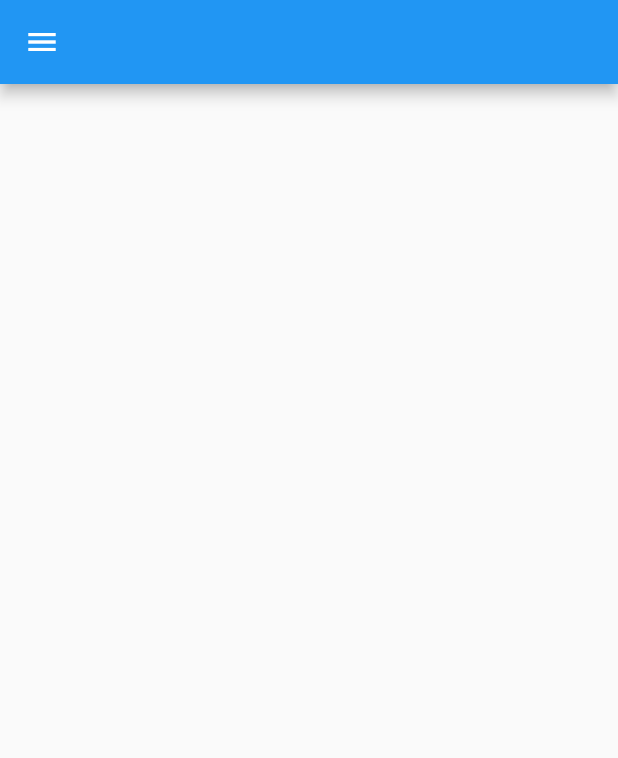
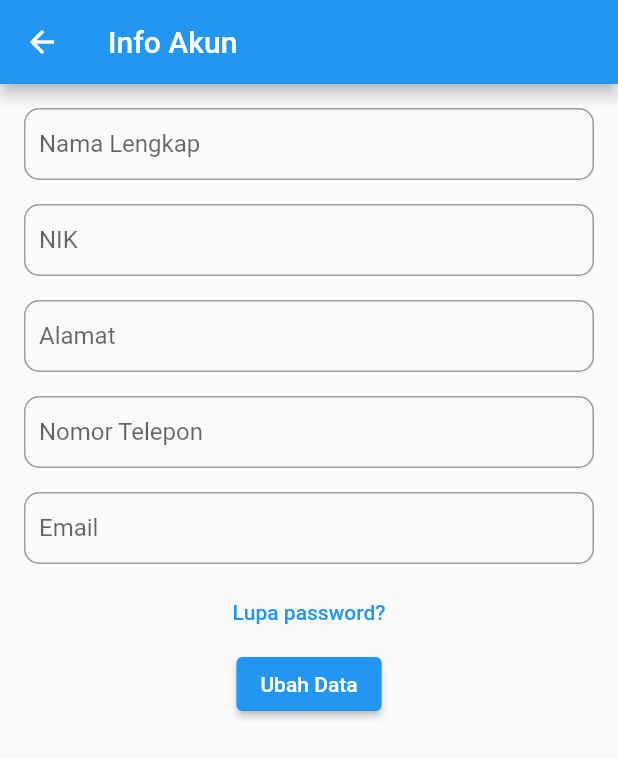
Before and after one commit to taufan-mft/SJ-rumahsakit-frontend, a Flutter app: the HomeView screen opened directly, in the side drawer, after a tap on "Akun", on a phone screen of 412 x 824 dp. Shown: the top 758 px of the screen. Run offline on Flutter 3.47's test engine with Material 2 defaults, Android fonts, the phone set to English and light mode, and no system bars; our stand-ins replace get, line_icons, shared_preferences; accounts and stored records are empty.

Commit message:
feat: account info & change password

```diff
--- a/lib/main.dart
+++ b/lib/main.dart
@@ -1,6 +1,9 @@
 import 'package:flutter/material.dart';
 import 'package:get/get.dart';
 import 'package:reksawaluya/network/network.dart';
+import 'package:reksawaluya/routes/account_info/index.dart';
+import 'package:reksawaluya/routes/home/index.dart';
+import 'package:reksawaluya/routes/login/index.dart';
 import 'package:reksawaluya/routes/register/index.dart';
 
 void main() {
@@ -64,6 +67,6 @@ class _MyHomePageState extends State<MyHomePage> {
 
   @override
   Widget build(BuildContext context) {
-    return const HomeView();
+    return const LoginView();
   }
 }
--- /dev/null
+++ b/lib/routes/account_info/index.dart
@@ -0,0 +1,179 @@
+import 'dart:convert';
+
+import 'package:flutter/material.dart';
+import 'package:get/get.dart';
+import 'package:reksawaluya/network/network.dart';
+import 'package:reksawaluya/routes/login/change_password/index.dart';
+import 'package:reksawaluya/utils/AllStyles.dart';
+import 'package:reksawaluya/utils/constant.dart';
+import 'package:shared_preferences/shared_preferences.dart';
+
+class AccountInfoView extends StatefulWidget {
+  const AccountInfoView({Key? key}) : super(key: key);
+
+  @override
+  _AccountInfoViewState createState() => _AccountInfoViewState();
+}
+
+class _AccountInfoViewState extends State<AccountInfoView> {
+  late String email, name, nik, address, phone;
+  late int id;
+  final _cName = TextEditingController();
+  final _cNik = TextEditingController();
+  final _cAddress = TextEditingController();
+  final _cPhone = TextEditingController();
+  final _cEmail = TextEditingController();
+  final Network network = Get.find();
+
+  _doSave() async {
+    var payload = {
+      'id': id,
+      'email': email,
+      'name': name,
+      'nik': nik,
+      'address': address,
+      'phone': phone,
+    };
+    final result = await network.doPost('/user/detail/', jsonEncode(payload));
+    final d = jsonDecode(result.body);
+    if (d['status'] == 'OK') {
+      SharedPreferences prefs = await SharedPreferences.getInstance();
+      await prefs.setString(Constant.emailKey, email);
+      await prefs.setString(Constant.nameKey, name);
+      await prefs.setString(Constant.nikKey, nik);
+      await prefs.setString(Constant.addressKey, address);
+      await prefs.setString(Constant.phoneKey, phone);
+      ScaffoldMessenger.of(context)
+          .showSnackBar(const SnackBar(content: Text('Update data berhasil.')));
+    } else {
+      ScaffoldMessenger.of(context)
+          .showSnackBar(const SnackBar(content: Text('Something went wrong.')));
+    }
+  }
+
+  _fetchData() async {
+    SharedPreferences prefs = await SharedPreferences.getInstance();
+    id = prefs.getInt(Constant.userIdKey)!;
+    name = prefs.getString(Constant.nameKey)!;
+    _cName.text = prefs.getString(Constant.nameKey)!;
+    nik = prefs.getString(Constant.nikKey)!;
+    _cNik.text = prefs.getString(Constant.nikKey)!;
+    address = prefs.getString(Constant.addressKey)!;
+    _cAddress.text = prefs.getString(Constant.addressKey)!;
+    phone = prefs.getString(Constant.phoneKey)!;
+    _cPhone.text = prefs.getString(Constant.phoneKey)!;
+    email = prefs.getString(Constant.emailKey)!;
+    _cEmail.text = prefs.getString(Constant.emailKey)!;
+  }
+
+  @override
+  void initState() {
+    super.initState();
+    _fetchData();
+  }
+
+  @override
+  Widget build(BuildContext context) {
+    return Scaffold(
+      appBar: AppBar(
+        title: const Text('Info Akun'),
+      ),
+      body: SingleChildScrollView(
+        child: Center(
+          child: Padding(
+            padding: const EdgeInsets.all(8.0),
+            child: Column(
+              crossAxisAlignment: CrossAxisAlignment.center,
+              children: [
+                Padding(
+                    padding: const EdgeInsets.all(8),
+                    child: TextFormField(
+                        controller: _cName,
+                        textInputAction: TextInputAction.next,
+                        onChanged: (text) {
+                          name = text;
+                        },
+                        decoration: InputDecoration(
+                            contentPadding: const EdgeInsets.all(10),
+                            labelText: 'Nama Lengkap',
+                            border: OutlineInputBorder(
+                                borderRadius: BorderRadius.circular(10.0),
+                                borderSide: const BorderSide())))),
+                Padding(
+                    padding: const EdgeInsets.all(8),
+                    child: TextFormField(
+                        controller: _cNik,
+                        textInputAction: TextInputAction.next,
+                        keyboardType: TextInputType.number,
+                        onChanged: (text) {
+                          nik = text;
+                        },
+                        decoration: InputDecoration(
+                            contentPadding: const EdgeInsets.all(10),
+                            labelText: 'NIK',
+                            border: OutlineInputBorder(
+                                borderRadius: BorderRadius.circular(10.0),
+                                borderSide: const BorderSide())))),
+                Padding(
+                    padding: const EdgeInsets.all(8),
+                    child: TextFormField(
+                        controller: _cAddress,
+                        textInputAction: TextInputAction.next,
+                        keyboardType: TextInputType.text,
+                        onChanged: (text) {
+                          address = text;
+                        },
+                        decoration: InputDecoration(
+                            contentPadding: const EdgeInsets.all(10),
+                            labelText: 'Alamat',
+                            border: OutlineInputBorder(
+                                borderRadius: BorderRadius.circular(10.0),
+                                borderSide: const BorderSide())))),
+                Padding(
+                    padding: const EdgeInsets.all(8),
+                    child: TextFormField(
+                        controller: _cPhone,
+                        textInputAction: TextInputAction.next,
+                        keyboardType: TextInputType.number,
+                        onChanged: (text) {
+                          phone = text;
+                        },
+                        decoration: InputDecoration(
+                            contentPadding: const EdgeInsets.all(10),
+                            labelText: 'Nomor Telepon',
+                            border: OutlineInputBorder(
+                                borderRadius: BorderRadius.circular(10.0),
+                                borderSide: const BorderSide())))),
+                Padding(
+                    padding: const EdgeInsets.all(8),
+                    child: TextFormField(
+                        controller: _cEmail,
+                        textInputAction: TextInputAction.next,
+                        keyboardType: TextInputType.number,
+                        onChanged: (text) {
+                          email = text;
+                        },
+                        decoration: InputDecoration(
+                            contentPadding: const EdgeInsets.all(10),
+                            labelText: 'Email',
+                            border: OutlineInputBorder(
+                                borderRadius: BorderRadius.circular(10.0),
+                                borderSide: const BorderSide())))),
+                TextButton(
+                  child: const Text('Lupa password?'),
+                  onPressed: () => Navigator.push(
+                    context,
+                    MaterialPageRoute(
+                        builder: (context) => const ChangePasswordView()),
+                  ),
+                ),
+                ElevatedButton(
+                    onPressed: _doSave, child: const Text('Ubah Data'))
+              ],
+            ),
+          ),
+        ),
+      ),
+    );
+  }
+}
--- a/lib/routes/home/index.dart
+++ b/lib/routes/home/index.dart
@@ -1,4 +1,5 @@
 import 'package:flutter/material.dart';
+import 'package:reksawaluya/routes/account_info/index.dart';
 import 'package:reksawaluya/routes/home/components/Admin/index.dart';
 import 'package:reksawaluya/routes/home/components/Pasien/index.dart';
 import 'package:reksawaluya/routes/home/components/Poliklinik/index.dart';
@@ -68,8 +69,13 @@ class _HomeViewState extends State<HomeView> {
               ),
               ListTile(
                 title: const Text('Akun'),
-                onTap: () {
+                onTap: () async {
                   Navigator.pop(context);
+                  await Navigator.push(
+                    context,
+                    MaterialPageRoute(builder: (context) => const AccountInfoView()),
+                  );
+                  _determineScreen();
                 },
               ),
               ListTile(
--- a/lib/routes/login/index.dart
+++ b/lib/routes/login/index.dart
@@ -35,6 +35,7 @@ class _LoginViewState extends State<LoginView> {
       await prefs.setString(Constant.nikKey, d['nik']);
       await prefs.setString(Constant.addressKey, d['address']);
       await prefs.setString(Constant.phoneKey, d['phone']);
+      await prefs.setInt(Constant.userIdKey, d['id']);
       Navigator.push(
         context,
         MaterialPageRoute(builder: (context) => const HomeView()),
--- a/lib/utils/constant.dart
+++ b/lib/utils/constant.dart
@@ -12,6 +12,7 @@ class Constant {
   static const nikKey = 'nik';
   static const addressKey = 'address';
   static const phoneKey = 'phone';
+  static const userIdKey = 'userid';
 
 
 }
```
Also changed, not shown: lib/routes/login/change_password/index.dart (added, +82 -0 lines).
